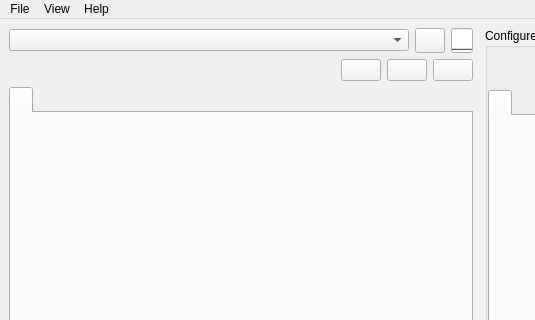
KsmBl/streamdeck-linux-gui-KsmBl, file streamdeck_ui/main.ui: the form before one commit; both pictures show x 0 to 535 and y 0 to 320 of the 940 by 766 pixel window.
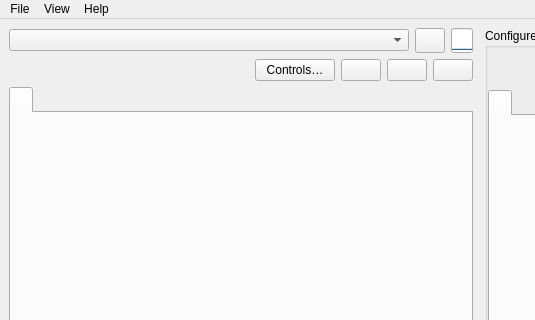
The form after the commit. Icons and pictures are not drawn.

Commit message:
feat(presets): add application control-surface presets
A Controls… button above the pages fills the current page in one click
with a ready-made control surface for an application: Firefox, Vivaldi,
Thunar, Vim or a media player. Each preset lays out labelled keys that
drive the app through its keyboard shortcuts (or the global media keys),
and applies a matching Font Awesome icon to every key when the font is
installed. Also exposes the full Nerd Font set as a category in the icon
picker.

What changed in the file:
```diff
--- a/streamdeck_ui/main.ui
+++ b/streamdeck_ui/main.ui
@@ -162,6 +162,16 @@
             </property>
            </spacer>
           </item>
+          <item>
+           <widget class="QPushButton" name="apply_preset">
+            <property name="toolTip">
+             <string>Fill this page with controls for an application (Firefox, Vivaldi, Thunar, Vim, media player)</string>
+            </property>
+            <property name="text">
+             <string>Controls…</string>
+            </property>
+           </widget>
+          </item>
           <item>
            <widget class="QPushButton" name="page_settings">
             <property name="toolTip">
```
The commit also changes 8 other files.
